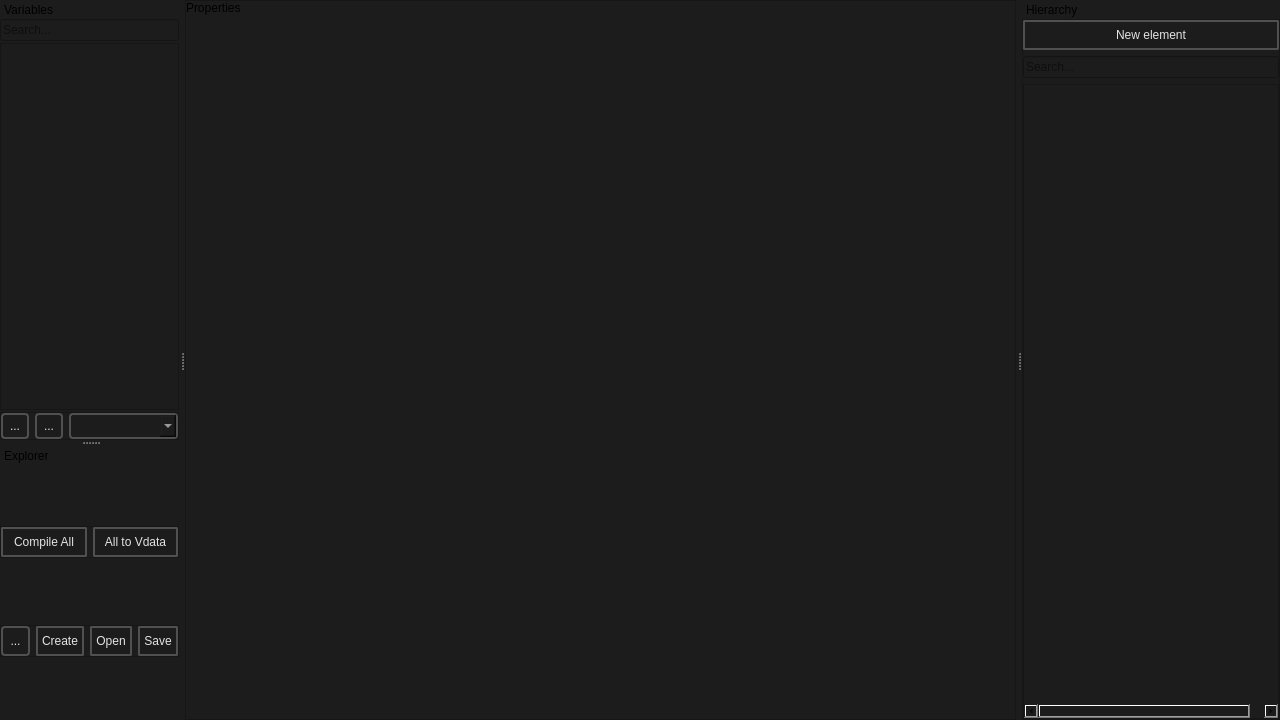
dertwist/Hammer5Tools, file smartprop_editor/main.ui: the form before one commit.
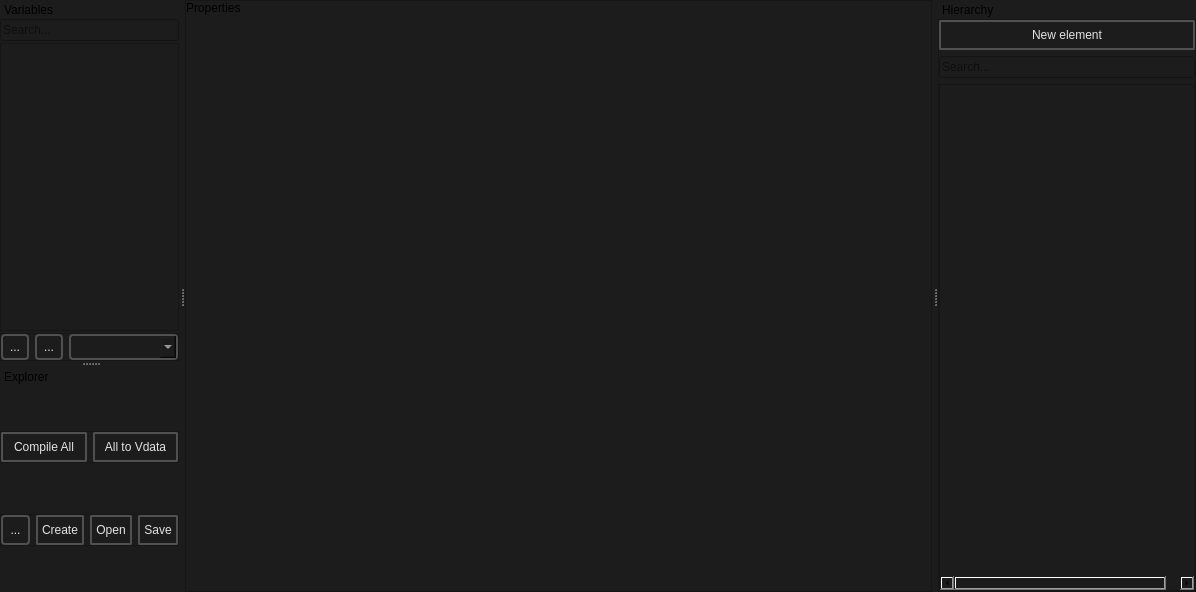
The form after the commit. Icons and pictures are not drawn.

```diff
--- a/smartprop_editor/main.ui
+++ b/smartprop_editor/main.ui
@@ -6,8 +6,8 @@
    <rect>
     <x>0</x>
     <y>0</y>
-    <width>1280</width>
-    <height>720</height>
+    <width>1196</width>
+    <height>592</height>
    </rect>
   </property>
   <property name="windowTitle">
@@ -99,8 +99,8 @@
            <rect>
             <x>0</x>
             <y>0</y>
-            <width>770</width>
-            <height>702</height>
+            <width>686</width>
+            <height>574</height>
            </rect>
           </property>
           <property name="styleSheet">
@@ -373,7 +373,7 @@
           <x>0</x>
           <y>0</y>
           <width>246</width>
-          <height>354</height>
+          <height>283</height>
          </rect>
         </property>
         <property name="styleSheet">
```
Left out of the diff: 72 changed lines with no effect on the pictures.
